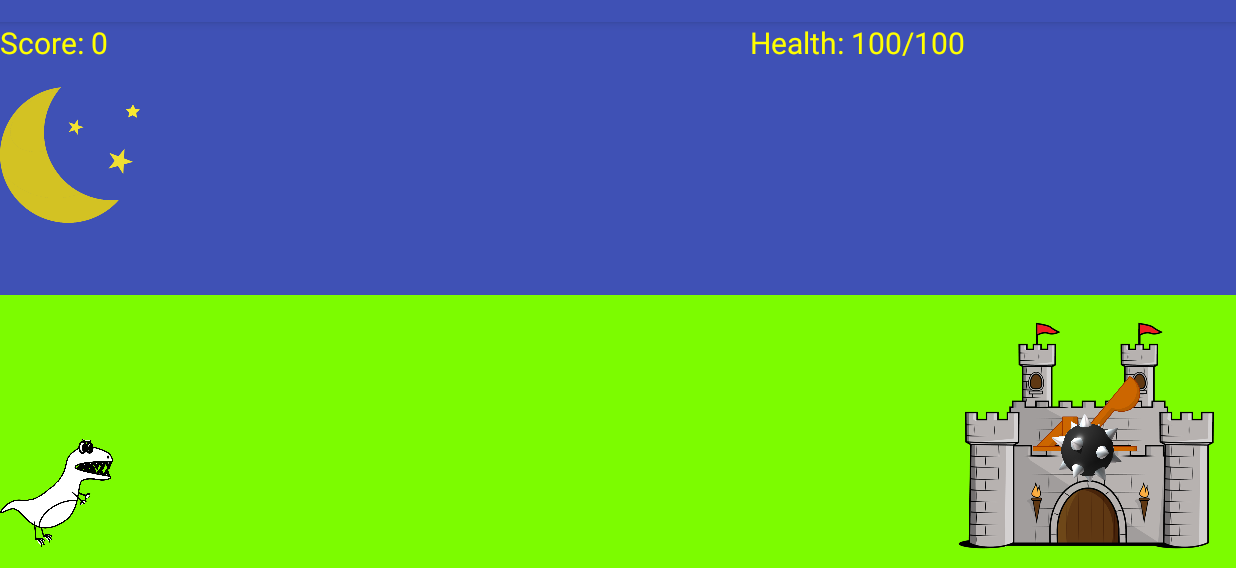
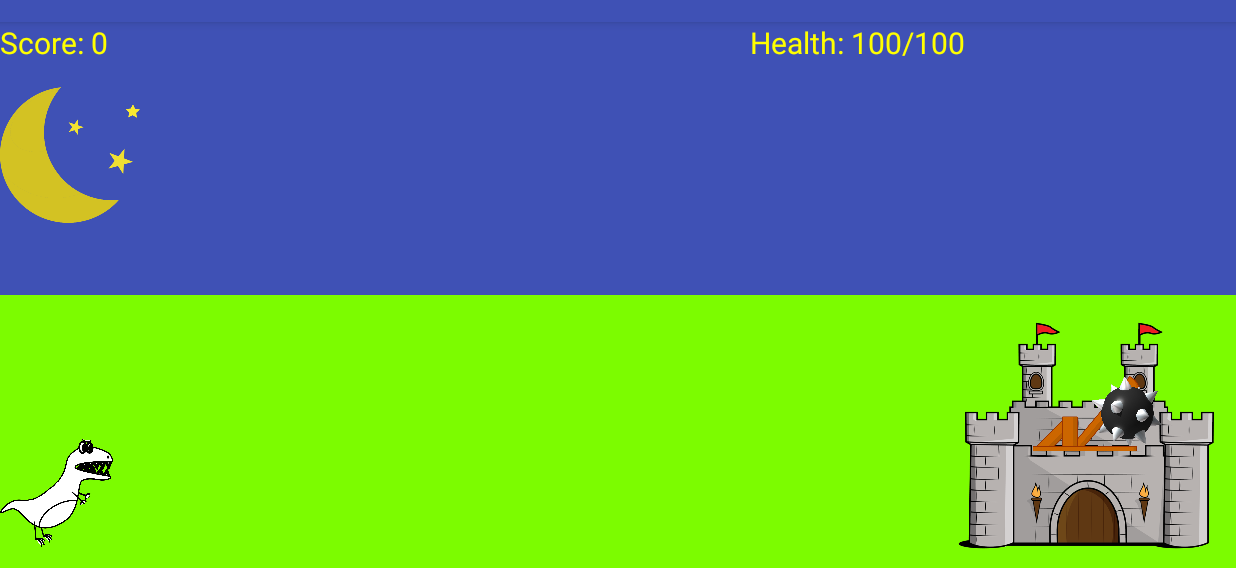
Before and after one commit to tparry2/MyCastleNotYours, an Android app: the screen it shows after launch (GameActivity), after a tap on "START", on a phone screen of 824 x 412 dp (held sideways), the part 50-618 px from its top. Run offline under Robolectric (Android 15) with nearby library versions, the phone set to English and light mode, and no system bars; libraries missing offline, so code that uses them is left out: com.crashlytics.android, io.fabric.sdk; 1 statement that could not run was skipped.

```diff
--- a/app/src/main/AndroidManifest.xml
+++ b/app/src/main/AndroidManifest.xml
@@ -18,7 +18,9 @@
                 <category android:name="android.intent.category.LAUNCHER" />
             </intent-filter>
         </activity>
-        <activity android:name=".GameActivity"></activity>
+        <activity
+            android:name=".GameActivity"
+            android:screenOrientation="landscape"></activity>
         <meta-data
             android:name="io.fabric.ApiKey"
             android:value="709f420f81120c9120cc83a790788b2b75b8e2c7" />
--- a/app/src/main/java/com/csci448/tparry/mycastlenotyours/TitleActivity.java
+++ b/app/src/main/java/com/csci448/tparry/mycastlenotyours/TitleActivity.java
@@ -8,7 +8,6 @@ import android.support.v7.app.AppCompatActivity;
 import android.os.Bundle;
 import android.view.View;
 import android.widget.Button;
-import android.widget.Toast;
 import com.crashlytics.android.Crashlytics;
 import io.fabric.sdk.android.Fabric;
 
--- a/app/src/main/res/layout-land/activity_game.xml
+++ b/app/src/main/res/layout-land/activity_game.xml
@@ -80,8 +80,8 @@
         android:id="@+id/arrow"
         android:layout_width="75dp"
         android:layout_height="50dp"
-        android:layout_marginBottom="55dp"
-        android:layout_marginRight="62dp"
+        android:layout_marginBottom="80dp"
+        android:layout_marginRight="35dp"
         android:layout_gravity="right|bottom"
         android:src="@drawable/cannonball"/>
 
```
Also changed, not shown: app/src/main/java/com/csci448/tparry/mycastlenotyours/ParabolaAnimation.java (deleted, +0 -17 lines).
